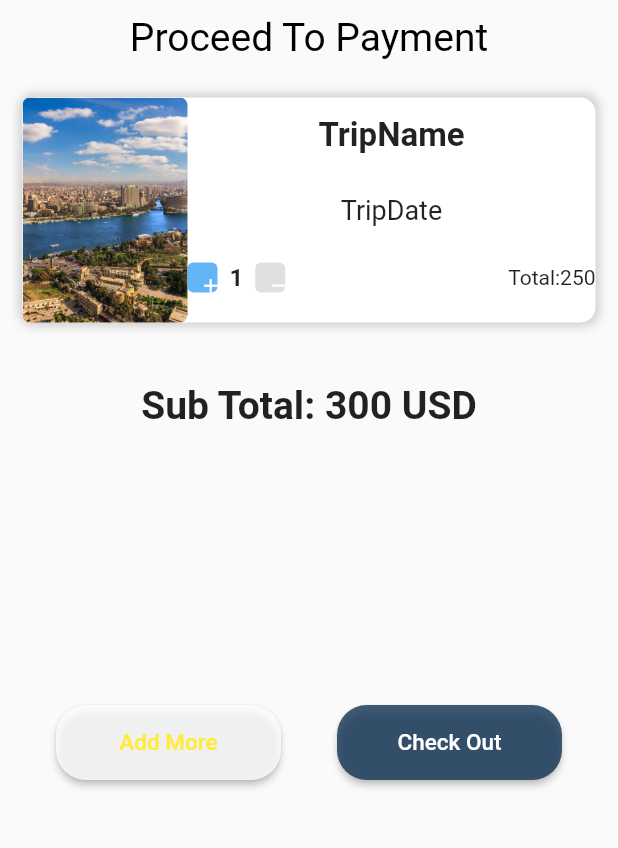
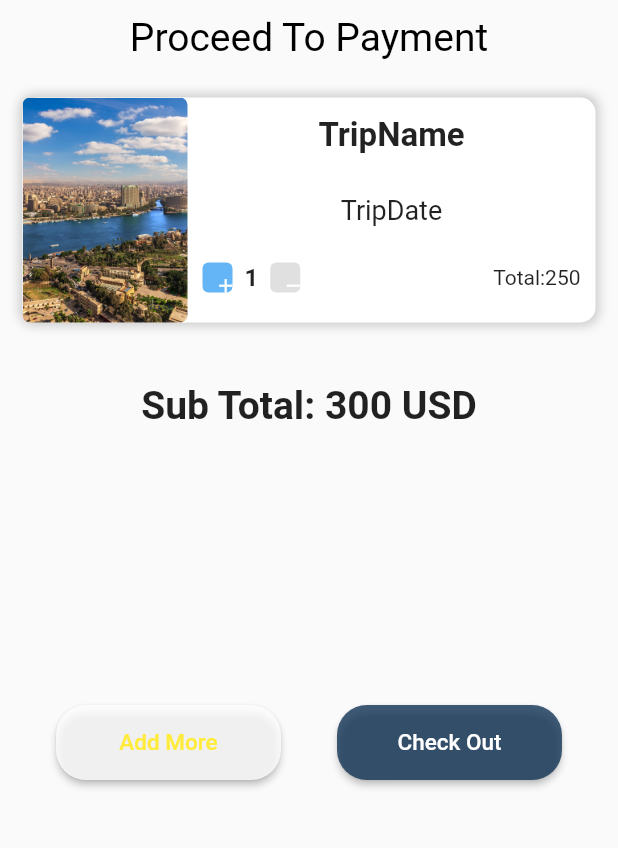
Before and after one commit to khaleddsaadd/Nile-Tubing-Mobile-App, a Flutter app: the CheckOut screen opened directly, on a phone screen of 412 x 824 dp, the part 150-998 px from its top. Run offline on Flutter 3.47's test engine with Material 2 defaults, Android fonts, the light colour scheme and no system bars; Roboto replaces fonts that are missing (Cairo).

Commit message:
update cart

```diff
--- a/nile_tubing_app/lib/checkOut.dart
+++ b/nile_tubing_app/lib/checkOut.dart
@@ -94,7 +94,8 @@
      ),
      Container(
        child:Row(mainAxisAlignment: MainAxisAlignment.spaceBetween,
-       children: [Container(
+       children: [
+         Padding(padding: const EdgeInsets.only(left:10),child:        Container(
          child: Row(children: [
 //Add Icon
           Container(
@@ -126,23 +127,20 @@
             color: Colors.white,
             onPressed: () {},
           ),
-          ),
+          )
 ])
-),
-      Container(
+) ),
+ Padding(padding: const EdgeInsets.only(right: 10),child:Container(
         child: Container(
           child: Text("Total:250"),
           )
-          ,)
+          ) )
         ])
- )
-
-   ,
-
-        ],))
-
-        ],),
-   )
+        )
+        ])
+        )
+        ])
+        )
   ),
   Padding(padding: const EdgeInsets.symmetric(horizontal: 15),
   child: Container(
```
